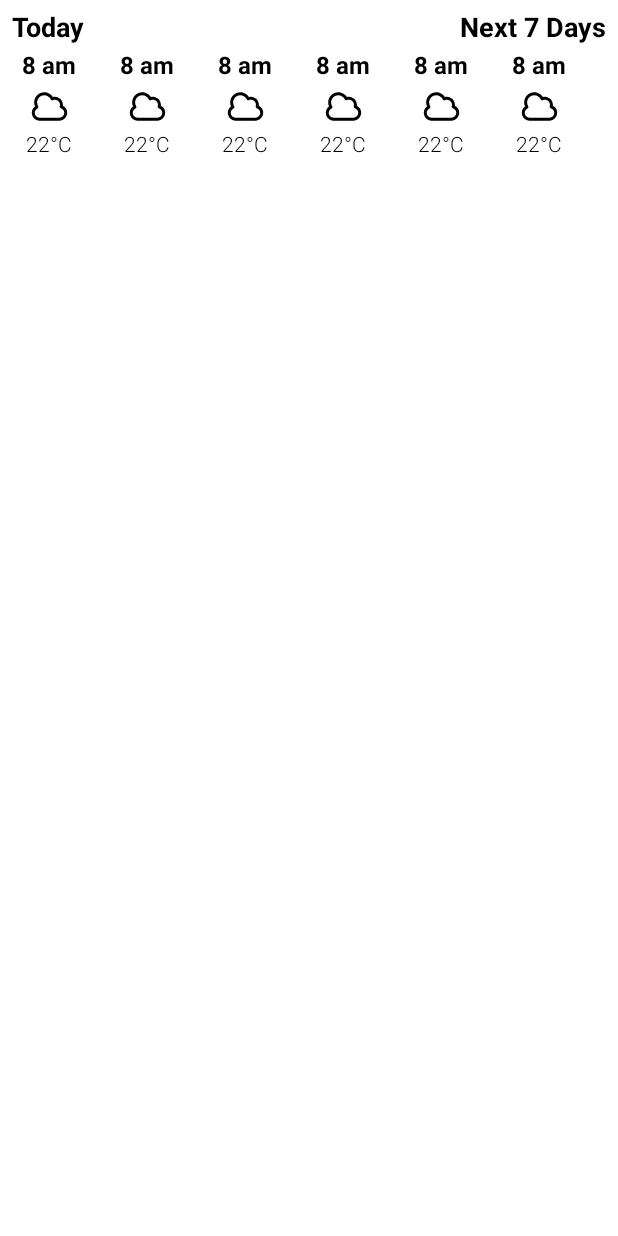
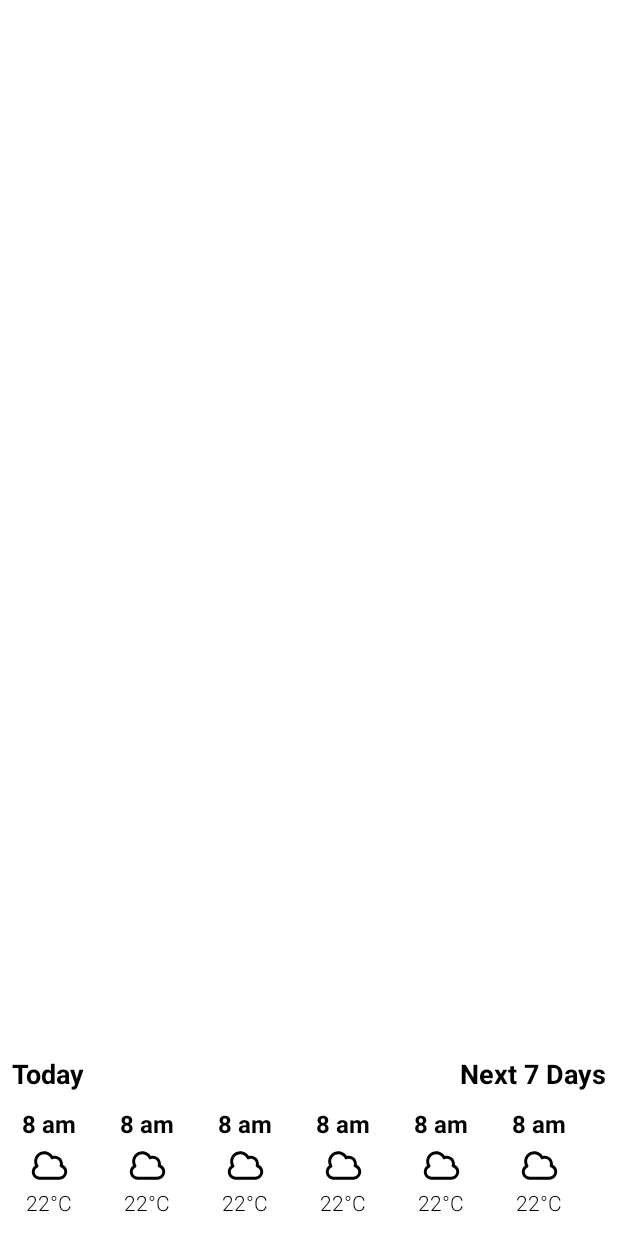
Before and after one commit to tbandawa/openWeather, an Android app built with Jetpack Compose: the @Preview function DefaultPreview, on a phone screen of 412 x 824 dp. Run offline under Robolectric (Android 15) with nearby library versions, the phone set to English and light mode, and no system bars; our stand-ins replace constraintlayout-compose.

Commit message:
resize main content rows

```diff
--- a/app/src/main/java/me/tbandawa/android/openweather/MainActivity.kt
+++ b/app/src/main/java/me/tbandawa/android/openweather/MainActivity.kt
@@ -4,9 +4,7 @@ import android.os.Bundle
 import androidx.activity.ComponentActivity
 import androidx.activity.compose.setContent
 import androidx.compose.foundation.Image
-import androidx.compose.foundation.background
 import androidx.compose.foundation.layout.*
-import androidx.compose.foundation.lazy.LazyRow
 import androidx.compose.material.*
 import androidx.compose.runtime.Composable
 import androidx.compose.ui.Alignment
@@ -79,7 +77,7 @@ fun MainContent() {
                     top.linkTo(parent.top)
                 }
                 .fillMaxWidth()
-                .fillMaxHeight(0.8f)
+                .fillMaxHeight()
         ) {
 
         }
@@ -89,9 +87,8 @@ fun MainContent() {
                     bottom.linkTo(parent.bottom)
                 }
                 .fillMaxWidth()
-                .fillMaxHeight(0.2f)
         ) {
-
+            BottomRecycler()
         }
     }
 }
@@ -112,7 +109,7 @@ fun BottomRecycler() {
                     start.linkTo(parent.start)
                     top.linkTo(parent.top)
                 }
-                .padding(8.dp, 8.dp, 0.dp, 0.dp)
+                .padding(8.dp, 8.dp, 0.dp, 8.dp)
         )
         Text(
             text = "Next 7 Days",
@@ -126,7 +123,7 @@ fun BottomRecycler() {
                     end.linkTo(parent.end)
                     top.linkTo(parent.top)
                 }
-                .padding(0.dp, 8.dp, 8.dp, 0.dp)
+                .padding(0.dp, 8.dp, 8.dp, 8.dp)
         )
         Row(modifier = Modifier
             .constrainAs(hourlyRow) {
@@ -136,6 +133,7 @@ fun BottomRecycler() {
                 end.linkTo(parent.end)
                 bottom.linkTo(parent.bottom)
             }
+            .padding(0.dp, 0.dp, 0.dp, 8.dp)
             .fillMaxWidth()
         ) {
             HourlyItem()
@@ -185,6 +183,6 @@ fun HourlyItem() {
 @Composable
 fun DefaultPreview() {
     OpenWeatherTheme {
-        BottomRecycler()
+        MainContent()
     }
 }
```
